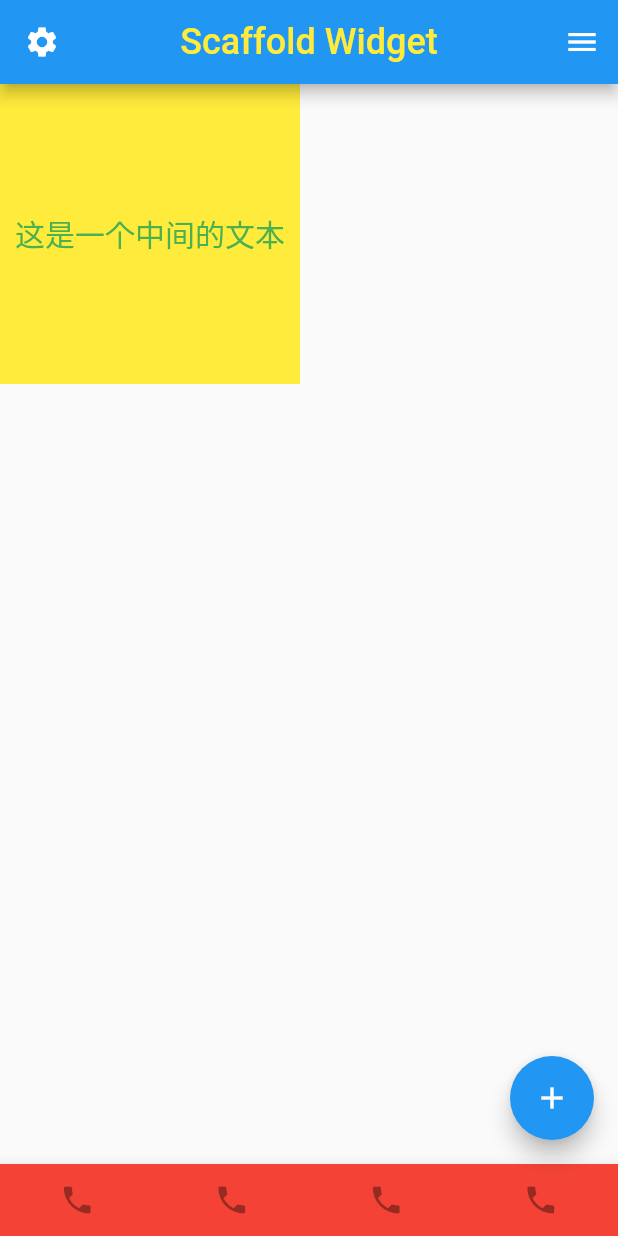
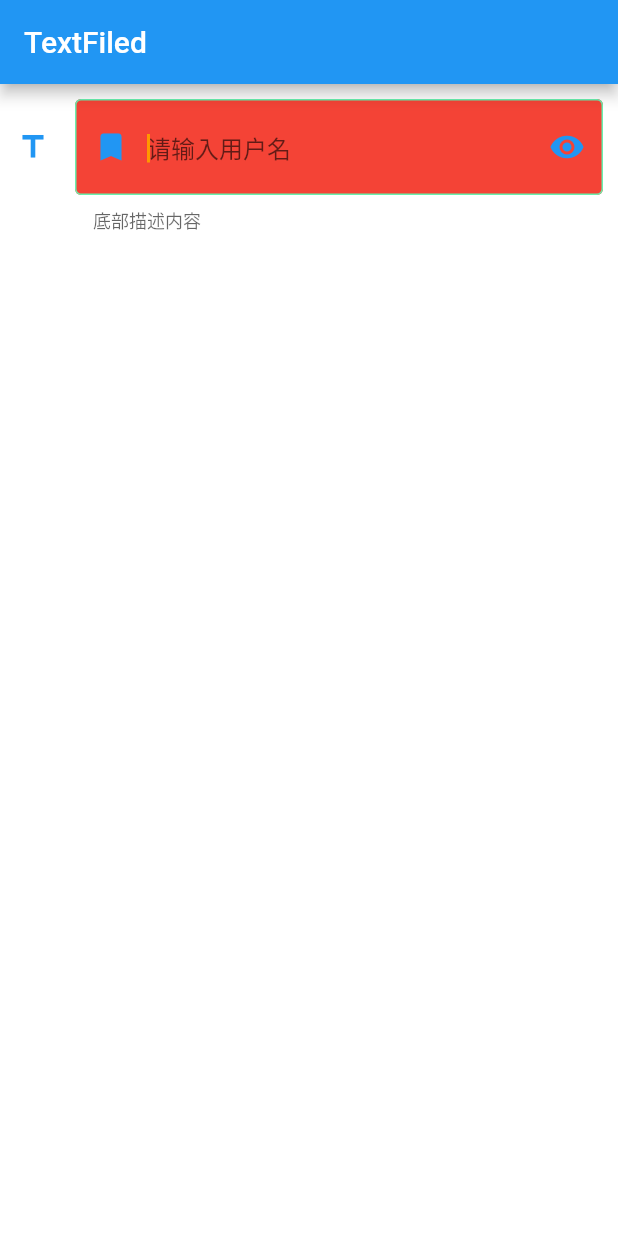
Before and after one commit to c1earlove/clearlove_flutter, a Flutter app: the screen it shows after launch, on a phone screen of 412 x 824 dp. Run offline on Flutter 3.47's test engine with Material 2 defaults, Android fonts, the phone set to English and light mode, and no system bars.

Commit message:
TextfiledWidget
TextfiledWidget

```diff
--- /dev/null
+++ b/clearlove_flutter_learn/lib/basic_widget/text_field.dart
@@ -0,0 +1,125 @@
+import 'package:flutter/material.dart';
+import 'package:flutter/services.dart';
+
+class MyTextFieldPage extends StatefulWidget {
+  @override
+  _MyTextFieldPageState createState() => _MyTextFieldPageState();
+}
+
+class _MyTextFieldPageState extends State<MyTextFieldPage> {
+  TextEditingController _tfController;
+  FocusNode _focusNode;
+  String _errorText;
+  // 是否显示明文
+  bool isShow = false;
+  @override
+  void initState() {
+    super.initState();
+    _tfController = TextEditingController(text: "");
+    _focusNode = FocusNode();
+    _focusNode.addListener(() {
+      print("has Focus:${_focusNode.hasFocus}");
+    });
+  }
+
+  void initTextField() {}
+
+  // 给予焦点
+  void _getFocus() {
+    FocusScope.of(context).requestFocus(_focusNode);
+    print(_tfController.text);
+  }
+
+  @override
+  Widget build(BuildContext context) {
+    return MaterialApp(
+      home: Scaffold(
+        appBar: AppBar(
+          title: Text("TextFiled"),
+        ),
+        body: Container(
+          color: Colors.white,
+          width: double.infinity,
+          height: double.infinity,
+          alignment: Alignment.bottomCenter,
+          child: Column(
+            children: [
+              Container(
+                margin: const EdgeInsets.all(10),
+                child: TextField(
+                  controller: _tfController,
+                  focusNode: _focusNode,
+                  // 自动获取正确单词
+                  autocorrect: false,
+                  // 光标颜色
+                  cursorColor: Colors.orange,
+                  // 是否自动获取焦点
+                  autofocus: true,
+                  // 是否显示明文
+                  obscureText: isShow,
+                  keyboardType: TextInputType.number,
+                  // 大小写
+                  textCapitalization: TextCapitalization.characters,
+                  decoration: InputDecoration(
+                    icon: Icon(Icons.title),
+                    // labelText: "用户名",
+                    helperText: "底部描述内容",
+                    errorText: _errorText,
+                    hintText: "请输入用户名",
+                    // 填充颜色，只有filled 为true的时候 这个颜色才有效
+                    fillColor: Colors.red,
+                    filled: true,
+                    // 前缀 始终显示，获取焦点后变换颜色
+                    prefixIcon: Icon(Icons.bookmark),
+                    suffixIcon: GestureDetector(
+                      child: Icon(Icons.remove_red_eye),
+                      onTap: () {
+                        setState(() {
+                          isShow = !isShow;
+                          print(isShow);
+                        });
+                      },
+                    ),
+                    // 错误时边框
+                    errorBorder: OutlineInputBorder(
+                      borderSide: BorderSide(color: Colors.yellow),
+                    ),
+                    // 不可编辑时边框
+                    disabledBorder: OutlineInputBorder(
+                      borderSide: BorderSide(color: Colors.blue),
+                    ),
+                    // 获取到焦点时的颜色
+                    focusedBorder: OutlineInputBorder(
+                      borderSide: BorderSide(color: Colors.greenAccent),
+                    ),
+                  ),
+                  inputFormatters: [
+                    // LengthLimitingTextInputFormatter(10),
+                    // // FilteringTextInputFormatter.deny
+                    // // 黑名单，正则
+                    // FilteringTextInputFormatter.deny(RegExp('[A-G]'))
+                  ],
+                  onChanged: (String content) {
+                    if (content.contains(RegExp('a'))) {
+                      setState(() {
+                        _errorText = "不能包含a";
+                      });
+                    } else {
+                      if (_errorText.isNotEmpty) {
+                        setState(() {
+                          _errorText = null;
+                        });
+                      }
+                    }
+                    print("nei荣Wie：$content");
+                  },
+                  onSubmitted: (value) => print(value),
+                ),
+              )
+            ],
+          ),
+        ),
+      ),
+    );
+  }
+}
--- a/clearlove_flutter_learn/lib/main.dart
+++ b/clearlove_flutter_learn/lib/main.dart
@@ -1,8 +1,9 @@
 import 'package:clearlove_flutter_learn/basic_widget/scaffold_widget.dart';
+import 'package:clearlove_flutter_learn/basic_widget/text_field.dart';
 import 'package:flutter/material.dart';
 
 void main() {
-  runApp(MyScaffoldWidgetApp());
+  runApp(MyTextFieldPage());
 }
 
 class MyApp extends StatelessWidget {
```
